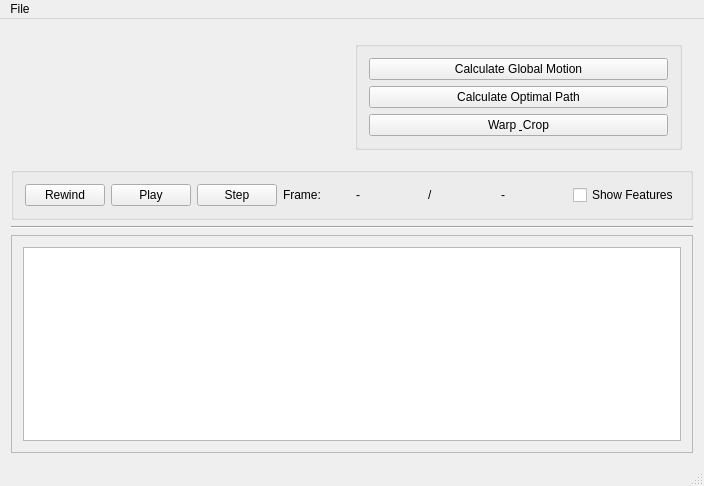
Qt form mainwindow.ui (oliw/motion) before a commit.
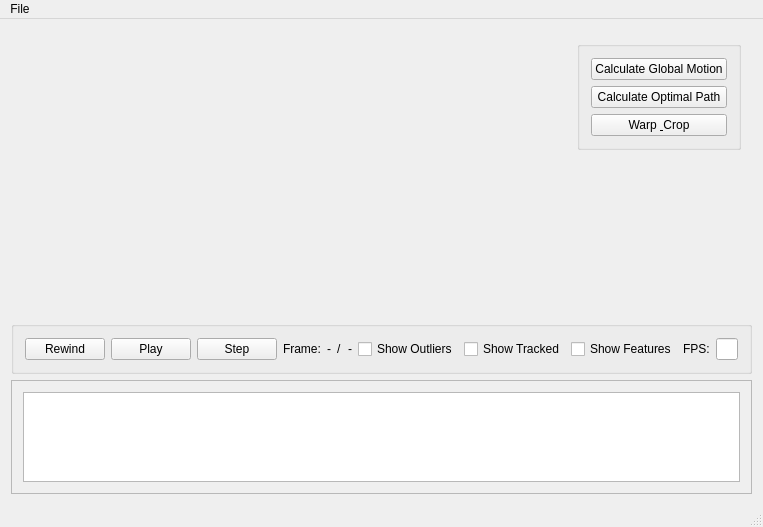
The same form after that commit.

Commit message: Quite a large restructuring to allow multithreading. Main thread runs GUI. Video Processor runs on a seperate thread so that the GUI is still responsive. Not 100% convinced VP and Player are optimally threadsafe. Also added ability to see features, displacements and outliers in the player window.

Patch:
```diff
--- a/mainwindow.ui
+++ b/mainwindow.ui
@@ -6,23 +6,77 @@
    <rect>
     <x>0</x>
     <y>0</y>
-    <width>704</width>
-    <height>486</height>
+    <width>761</width>
+    <height>527</height>
    </rect>
   </property>
+  <property name="sizePolicy">
+   <sizepolicy hsizetype="Preferred" vsizetype="Preferred">
+    <horstretch>0</horstretch>
+    <verstretch>0</verstretch>
+   </sizepolicy>
+  </property>
+  <property name="minimumSize">
+   <size>
+    <width>0</width>
+    <height>0</height>
+   </size>
+  </property>
+  <property name="maximumSize">
+   <size>
+    <width>16777215</width>
+    <height>16777215</height>
+   </size>
+  </property>
   <property name="windowTitle">
    <string>Motion</string>
   </property>
   <widget class="QWidget" name="centralWidget">
+   <property name="sizePolicy">
+    <sizepolicy hsizetype="Preferred" vsizetype="Preferred">
+     <horstretch>0</horstretch>
+     <verstretch>0</verstretch>
+    </sizepolicy>
+   </property>
+   <property name="minimumSize">
+    <size>
+     <width>0</width>
+     <height>0</height>
+    </size>
+   </property>
    <layout class="QVBoxLayout" name="verticalLayout_2">
     <item>
      <widget class="QWidget" name="widget_2" native="true">
+      <property name="sizePolicy">
+       <sizepolicy hsizetype="Preferred" vsizetype="Preferred">
+        <horstretch>0</horstretch>
+        <verstretch>5</verstretch>
+       </sizepolicy>
+      </property>
+      <property name="minimumSize">
+       <size>
+        <width>0</width>
+        <height>0</height>
+       </size>
+      </property>
       <layout class="QHBoxLayout" name="horizontalLayout_2">
        <item>
         <widget class="QWidget" name="widget" native="true">
+         <property name="minimumSize">
+          <size>
+           <width>0</width>
+           <height>0</height>
+          </size>
+         </property>
          <layout class="QVBoxLayout" name="verticalLayout">
           <item>
            <widget class="QLabel" name="label">
+            <property name="minimumSize">
+             <size>
+              <width>0</width>
+              <height>0</height>
+             </size>
+            </property>
             <property name="text">
              <string/>
             </property>
@@ -31,8 +85,14 @@
          </layout>
         </widget>
        </item>
-       <item>
+       <item alignment="Qt::AlignTop">
         <widget class="QGroupBox" name="groupBox_2">
+         <property name="sizePolicy">
+          <sizepolicy hsizetype="Fixed" vsizetype="Fixed">
+           <horstretch>0</horstretch>
+           <verstretch>0</verstretch>
+          </sizepolicy>
+         </property>
          <property name="title">
           <string/>
          </property>
@@ -66,6 +126,24 @@
     </item>
     <item>
      <widget class="QGroupBox" name="playerControlsBox">
+      <property name="sizePolicy">
+       <sizepolicy hsizetype="Preferred" vsizetype="Preferred">
+        <horstretch>0</horstretch>
+        <verstretch>1</verstretch>
+       </sizepolicy>
+      </property>
+      <property name="minimumSize">
+       <size>
+        <width>0</width>
+        <height>0</height>
+       </size>
+      </property>
+      <property name="maximumSize">
+       <size>
+        <width>16777215</width>
+        <height>53</height>
+       </size>
+      </property>
       <property name="title">
        <string/>
       </property>
@@ -119,6 +197,20 @@
          </property>
         </widget>
        </item>
+       <item>
+        <widget class="QCheckBox" name="checkBox_3">
+         <property name="text">
+          <string>Show Outliers</string>
+         </property>
+        </widget>
+       </item>
+       <item>
+        <widget class="QCheckBox" name="checkBox_2">
+         <property name="text">
+          <string>Show Tracked</string>
+         </property>
+        </widget>
+       </item>
        <item>
         <widget class="QCheckBox" name="checkBox">
          <property name="text">
@@ -126,18 +218,49 @@
          </property>
         </widget>
        </item>
+       <item>
+        <widget class="QLabel" name="label_3">
+         <property name="text">
+          <string>FPS:</string>
+         </property>
+        </widget>
+       </item>
+       <item>
+        <widget class="QLineEdit" name="frameRate">
+         <property name="maximumSize">
+          <size>
+           <width>36</width>
+           <height>16777215</height>
+          </size>
+         </property>
+         <property name="alignment">
+          <set>Qt::AlignCenter</set>
+         </property>
+        </widget>
+       </item>
       </layout>
      </widget>
     </item>
-    <item>
-     <widget class="Line" name="line_3">
-      <property name="orientation">
-       <enum>Qt::Horizontal</enum>
-      </property>
-     </widget>
-    </item>
     <item>
      <widget class="QFrame" name="frame_5">
+      <property name="sizePolicy">
+       <sizepolicy hsizetype="Preferred" vsizetype="Preferred">
+        <horstretch>0</horstretch>
+        <verstretch>2</verstretch>
+       </sizepolicy>
+      </property>
+      <property name="minimumSize">
+       <size>
+        <width>0</width>
+        <height>50</height>
+       </size>
+      </property>
+      <property name="maximumSize">
+       <size>
+        <width>16777215</width>
+        <height>16777209</height>
+       </size>
+      </property>
       <property name="frameShape">
        <enum>QFrame::StyledPanel</enum>
       </property>
@@ -146,7 +269,23 @@
       </property>
       <layout class="QHBoxLayout" name="horizontalLayout">
        <item>
-        <widget class="QTextBrowser" name="textBrowser"/>
+        <widget class="QPlainTextEdit" name="plainTextEdit">
+         <property name="sizePolicy">
+          <sizepolicy hsizetype="Expanding" vsizetype="Expanding">
+           <horstretch>0</horstretch>
+           <verstretch>0</verstretch>
+          </sizepolicy>
+         </property>
+         <property name="minimumSize">
+          <size>
+           <width>0</width>
+           <height>0</height>
+          </size>
+         </property>
+         <property name="readOnly">
+          <bool>true</bool>
+         </property>
+        </widget>
        </item>
       </layout>
      </widget>
@@ -158,7 +297,7 @@
     <rect>
      <x>0</x>
      <y>0</y>
-     <width>704</width>
+     <width>761</width>
      <height>22</height>
     </rect>
    </property>
```
Left out of the diff: 3 changed lines with no effect on the pictures. The commit also changes 5 other files.
